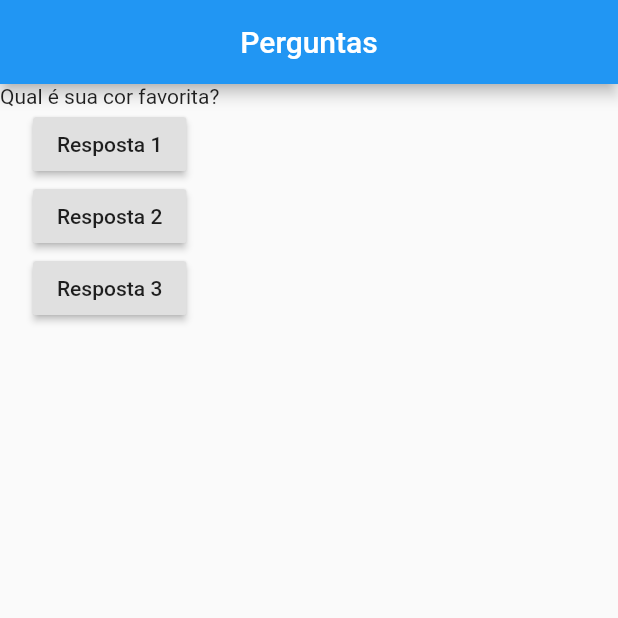
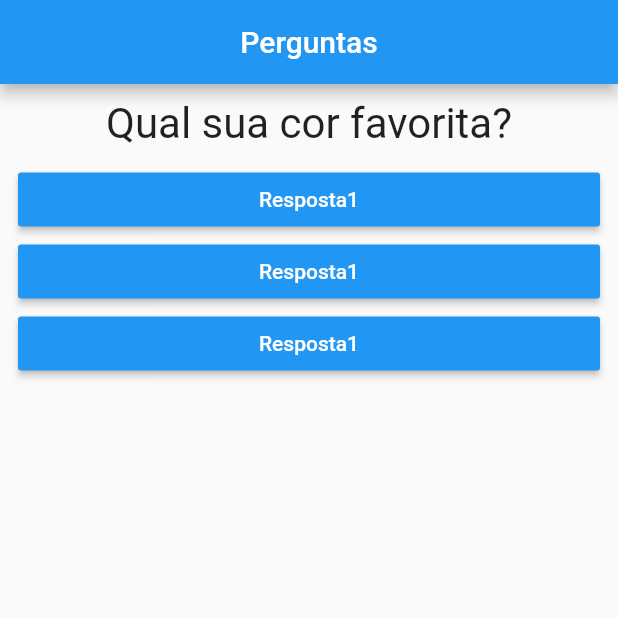
Before and after one commit to DavidCarrilho/questions_flutter, a Flutter app: the screen it shows after launch, on a phone screen of 412 x 824 dp, the top half of it. Run offline on Flutter 3.47's test engine with Material 2 defaults, Android fonts, the phone set to English and light mode, and no system bars.

Commit message:
criando as respostas

```diff
--- /dev/null
+++ b/lib/anwser.dart
@@ -0,0 +1,25 @@
+import 'package:flutter/material.dart';
+
+class Anwser extends StatelessWidget {
+  final String text;
+  final void Function() onSelected;
+
+  const Anwser(
+    this.text,
+    this.onSelected,
+  );
+
+  @override
+  Widget build(BuildContext context) {
+    return Container(
+      margin: EdgeInsets.symmetric(horizontal: 12),
+      width: double.infinity,
+      child: RaisedButton(
+        color: Colors.blue,
+        textColor: Colors.white,
+        child: Text(text),
+        onPressed: onSelected,
+      ),
+    );
+  }
+}
--- a/lib/main.dart
+++ b/lib/main.dart
@@ -1,3 +1,4 @@
+import 'package:app_questions/anwser.dart';
 import 'package:app_questions/question.dart';
 import 'package:flutter/material.dart';
 
@@ -25,12 +26,36 @@ class _HomeState extends State<Home> {
     setState(() {
       _perguntaSelecionada++;
     });
-    print(_perguntaSelecionada);
   }
 
-  final perguntas = [
-    'Qual é sua cor favorita?',
-    'Qual é seu animal favorito?',
+  final List<Map<String, Object>> perguntas = [
+    {
+      'texto': 'Qual sua cor favorita?',
+      'respostas': [
+        'Azul',
+        'Preto',
+        'Vermelho',
+        'Branco',
+      ]
+    },
+    {
+      'texto': 'Qual seu animal favorito?',
+      'resposta': [
+        'Coelho',
+        'Cachorro',
+        'Macaco',
+        'Leão',
+      ]
+    },
+    {
+      'texto': 'Qual seu Professor favorito?',
+      'resposta': [
+        'Luan',
+        'Jane',
+        'josé',
+        'Mike',
+      ]
+    },
   ];
 
   @override
@@ -42,19 +67,10 @@ class _HomeState extends State<Home> {
       ),
       body: Column(
         children: [
-          Question(perguntas[_perguntaSelecionada]),
-          RaisedButton(
-            onPressed: _responder,
-            child: Text("Resposta 1"),
-          ),
-          RaisedButton(
-            onPressed: _responder,
-            child: Text("Resposta 2"),
-          ),
-          RaisedButton(
-            onPressed: _responder,
-            child: Text("Resposta 3"),
-          ),
+          Question(perguntas[_perguntaSelecionada]['texto']),
+          Anwser('Resposta1', _responder),
+          Anwser('Resposta1', _responder),
+          Anwser('Resposta1', _responder),
         ],
       ),
     );
--- a/lib/question.dart
+++ b/lib/question.dart
@@ -7,6 +7,14 @@ class Question extends StatelessWidget {
 
   @override
   Widget build(BuildContext context) {
-    return Text(text);
+    return Container(
+      width: double.infinity,
+      margin: EdgeInsets.all(10),
+      child: Text(
+        text,
+        style: TextStyle(fontSize: 28),
+        textAlign: TextAlign.center,
+      ),
+    );
   }
 }
```
